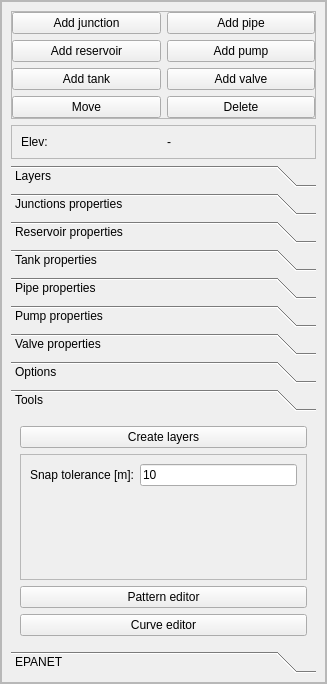
The window that ui/qepanet_dockwidget.ui (aecforge/QEPANET) describes before a commit, drawn with Qt 5.
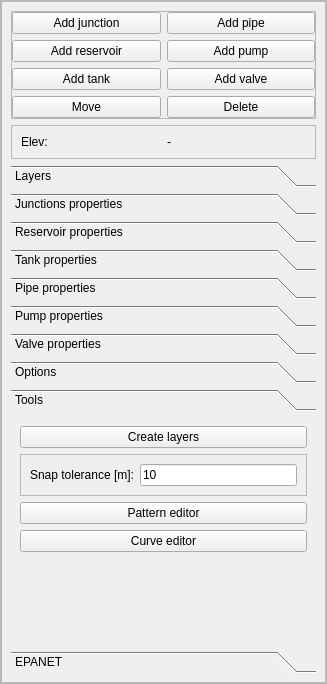
The same window after the commit. The open tabs and pages were chosen to show the change.

Diff of the .ui file:
```diff
--- a/ui/qepanet_dockwidget.ui
+++ b/ui/qepanet_dockwidget.ui
@@ -981,8 +981,8 @@
                <rect>
                 <x>0</x>
                 <y>0</y>
-                <width>193</width>
-                <height>145</height>
+                <width>305</width>
+                <height>213</height>
                </rect>
               </property>
               <attribute name="label">
@@ -1039,6 +1039,19 @@
                  </property>
                 </widget>
                </item>
+               <item>
+                <spacer name="verticalSpacer_2">
+                 <property name="orientation">
+                  <enum>Qt::Vertical</enum>
+                 </property>
+                 <property name="sizeHint" stdset="0">
+                  <size>
+                   <width>20</width>
+                   <height>40</height>
+                  </size>
+                 </property>
+                </spacer>
+               </item>
               </layout>
              </widget>
              <widget class="QWidget" name="page">
```
Left out of the diff: 4 changed lines with no effect on the pictures.
